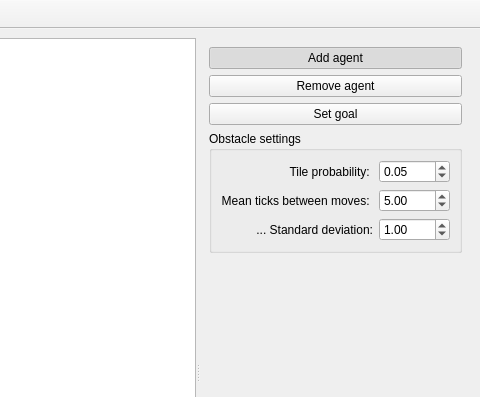
This is diplomka/gui/edit.ui in Oxyd/master-thesis as Qt 5 draws it before an edit; both pictures show x 615 to 1095 and y 0 to 397 of the 1095 by 740 pixel window. The edited form follows.
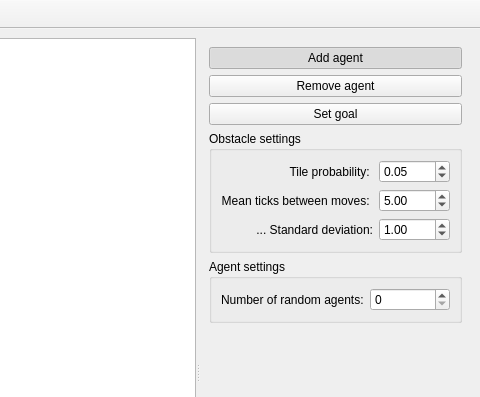
This is the edited form. Custom widgets are drawn as their Qt base class.

Commit message: Allow random agents

```diff
--- a/diplomka/gui/edit.ui
+++ b/diplomka/gui/edit.ui
@@ -86,8 +86,6 @@
           <property name="flat">
            <bool>false</bool>
           </property>
-          <layout class="QVBoxLayout" name="verticalLayout_3">
-           <item>
             <layout class="QGridLayout" name="gridLayout">
              <item row="5" column="1">
               <widget class="QDoubleSpinBox" name="mean_ticks_spin">
@@ -153,6 +151,27 @@
               </widget>
              </item>
             </layout>
+         </widget>
+        </item>
+        <item>
+         <widget class="QGroupBox" name="groupBox_2">
+          <property name="title">
+           <string>Agent settings</string>
+          </property>
+          <layout class="QGridLayout" name="gridLayout_2">
+           <item row="0" column="0">
+            <widget class="QLabel" name="label_5">
+             <property name="text">
+              <string>Number of random agents:</string>
+             </property>
+            </widget>
+           </item>
+           <item row="0" column="1">
+            <widget class="QSpinBox" name="random_agents_spin">
+             <property name="maximum">
+              <number>999999</number>
+             </property>
+            </widget>
            </item>
           </layout>
          </widget>
```
Left out of the diff: 72 changed lines with no effect on the pictures. Lines whose indentation alone changed are shown as unchanged. The commit also changes 6 other files.
